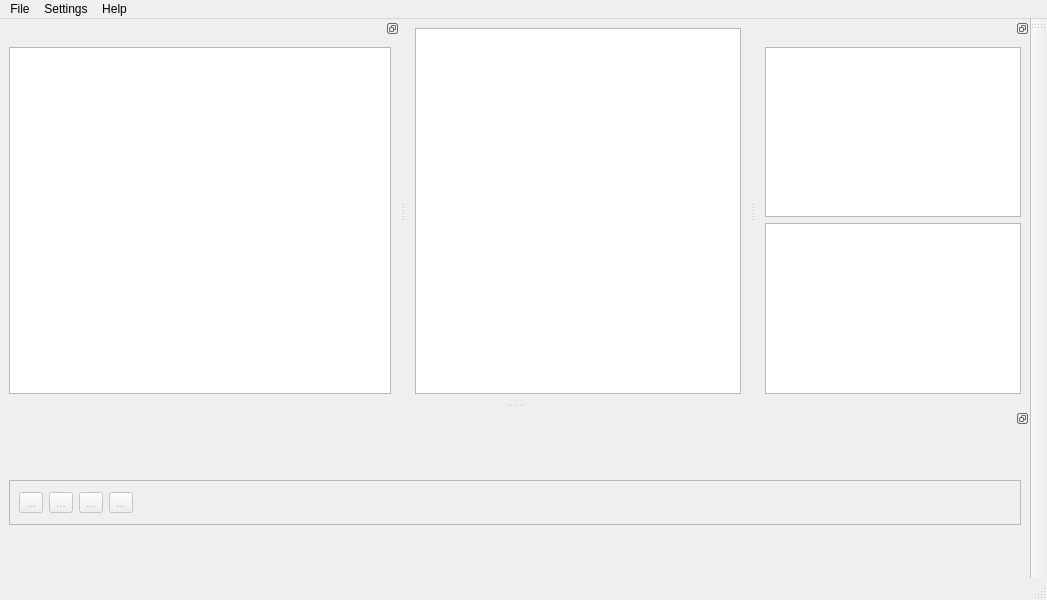
Old version of the form mainwindow.ui in the repository ArashMassoudieh/SedSat3.
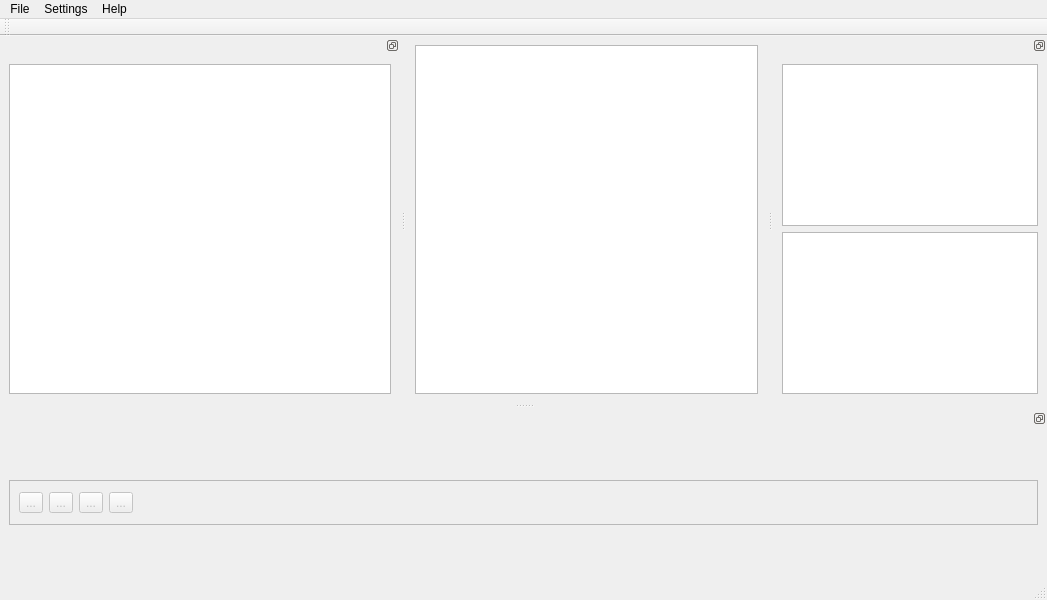
New version of the form.

```diff
--- a/mainwindow.ui
+++ b/mainwindow.ui
@@ -199,8 +199,20 @@
    <property name="windowTitle">
     <string>toolBar</string>
    </property>
+   <property name="allowedAreas">
+    <set>Qt::TopToolBarArea</set>
+   </property>
+   <property name="orientation">
+    <enum>Qt::Horizontal</enum>
+   </property>
+   <property name="iconSize">
+    <size>
+     <width>36</width>
+     <height>36</height>
+    </size>
+   </property>
    <attribute name="toolBarArea">
-    <enum>RightToolBarArea</enum>
+    <enum>TopToolBarArea</enum>
    </attribute>
    <attribute name="toolBarBreak">
     <bool>false</bool>
```
